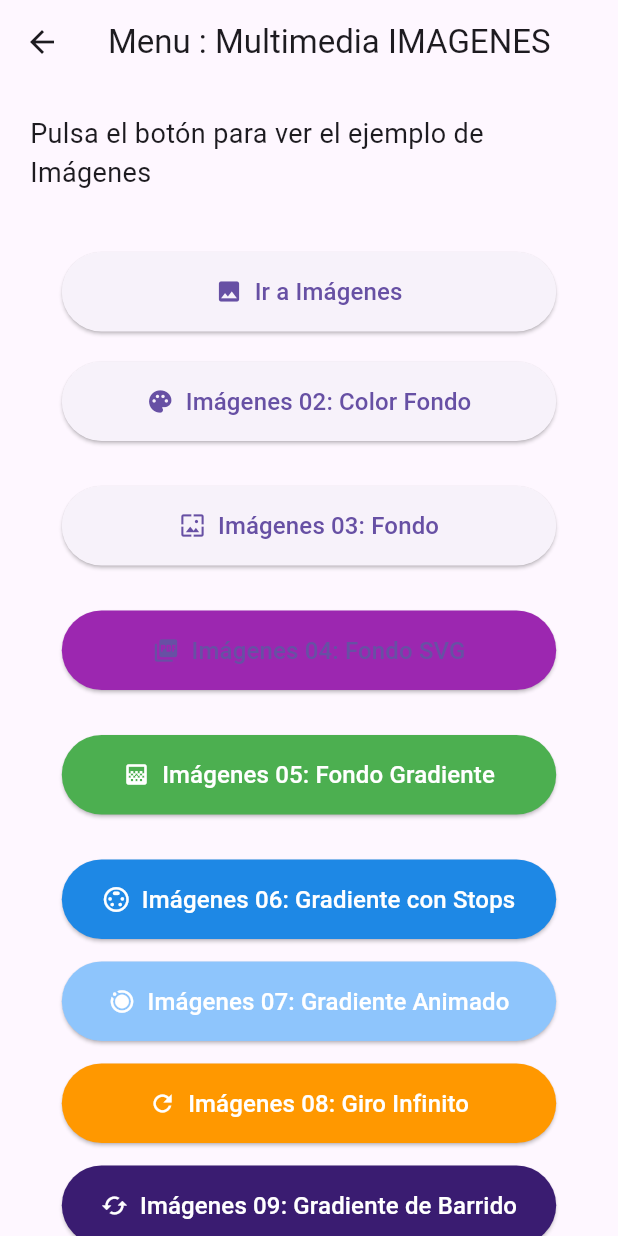
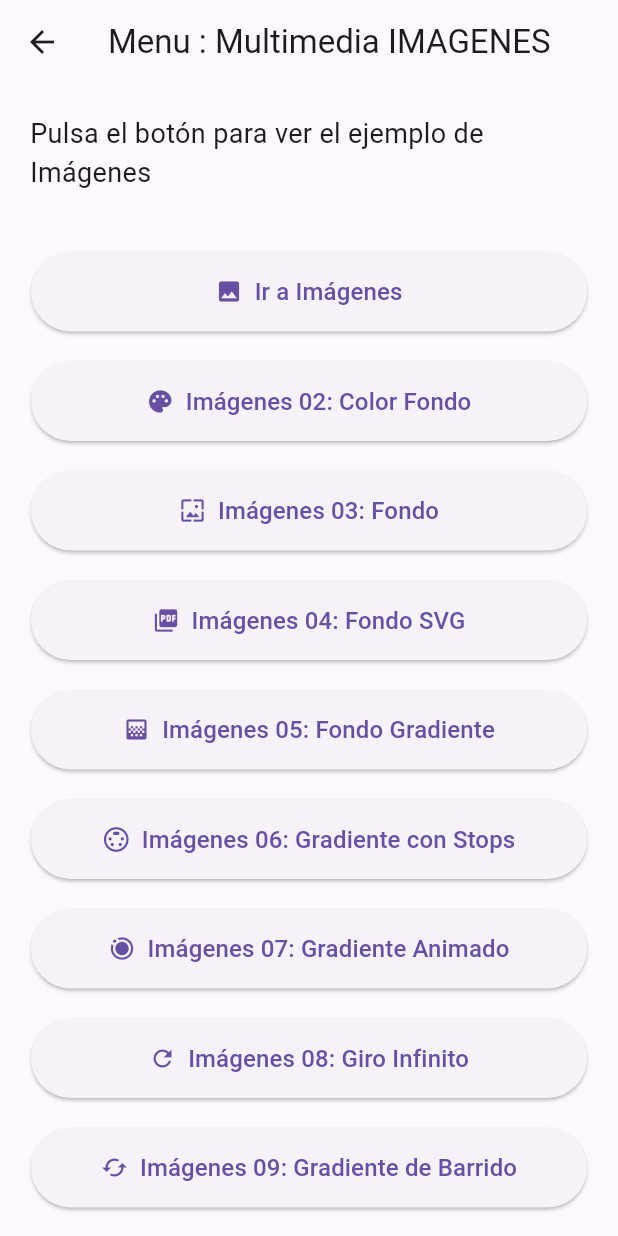
Before and after one commit to 66RAPTOR/multimedia01, a Flutter app: the HomeScreenImages screen opened directly, on a phone screen of 412 x 824 dp. Run offline on Flutter 3.47's test engine with Material 3 defaults, Android fonts, the phone set to English and light mode, and no system bars; our stand-ins replace flutter_svg.

Commit message:
Restructurar y modificar home_screen_images

```diff
--- a/lib/screen/ExampleImages/home_screen_images.dart
+++ b/lib/screen/ExampleImages/home_screen_images.dart
@@ -50,7 +50,7 @@ class HomeScreenImages extends StatelessWidget {
   Widget build(BuildContext context) {
     // Definimos el factor de ancho (80% de la pantalla)
     final double screenWidth = MediaQuery.of(context).size.width;
-    const double buttonWidthFactor = 0.8;
+    const double buttonWidthFactor = 0.9;
     final double buttonWidth = screenWidth * buttonWidthFactor;
 
     // Scaffold proporciona la estructura visual básica (AppBar, body, etc.).
@@ -105,7 +105,6 @@ class HomeScreenImages extends StatelessWidget {
                 ),
               ),
 
-
               //--------------------------------------------------------------------------------
               // Ir al widget de imágenes (ImageLoadingScreen02)
               //--------------------------------------------------------------------------------
@@ -135,11 +134,17 @@ class HomeScreenImages extends StatelessWidget {
                 ),
               ),
 
-              const SizedBox(height: 30), // Separador
+              //--------------------------------------------------------------------------------
+              // Ir al widget de imágenes (ImageLoadingScreen03)
+              //--------------------------------------------------------------------------------
+
+              // Espacio vertical para separar elementos.
+              const SizedBox(height: 20),
+
+              // --- NUEVO: Botón de Imágenes 03 (Fondo) ---
               SizedBox(
                 width: buttonWidth,
-                child: // --- NUEVO: Botón de Imágenes 03 (Fondo) ---
-                ElevatedButton.icon(
+                child: ElevatedButton.icon(
                   icon: const Icon(Icons.wallpaper),
                   label: const Text('Imágenes 03: Fondo', style: TextStyle(fontSize: 16)),
                   style: ElevatedButton.styleFrom(
@@ -152,21 +157,37 @@ class HomeScreenImages extends StatelessWidget {
                 ),
               ),
 
-              // ... después del Botón de Imágenes 03 ...
-              const SizedBox(height: 30), // Separador
+              //--------------------------------------------------------------------------------
+              // Ir al widget de imágenes (ImageLoadingScreen04)
+              //--------------------------------------------------------------------------------
+
+              // Espacio vertical para separar elementos.
+              const SizedBox(height: 20),
+
+              // --- NUEVO: Botón de Imágenes 04 ---
               SizedBox(
                 width: buttonWidth,
                 child: ElevatedButton.icon(
                   icon: const Icon(Icons.picture_as_pdf), // Un ícono que sugiera gráficos vectoriales
                   label: const Text('Imágenes 04: Fondo SVG', style: TextStyle(fontSize: 16)),
-                  style: ElevatedButton.styleFrom(padding: const EdgeInsets.symmetric(horizontal: 30, vertical: 15), backgroundColor: Colors.purple),
+                  style: ElevatedButton.styleFrom(
+                    padding: const EdgeInsets.symmetric(horizontal: 30, vertical: 15),
+                    //backgroundColor: Colors.purple
+                  ),
                   onPressed: () {
                     Navigator.push(context, MaterialPageRoute(builder: (context) => const ImageLoadingScreen04()));
                   },
                 ),
               ),
 
-              const SizedBox(height: 30), // Separador
+              //--------------------------------------------------------------------------------
+              // Ir al widget de imágenes (ImageLoadingScreen05)
+              //--------------------------------------------------------------------------------
+
+              // Espacio vertical para separar elementos.
+              const SizedBox(height: 20),
+
+              // --- NUEVO: Botón de Imágenes 05 (Fondo Gradiente) ---
               SizedBox(
                 width: buttonWidth, // Usamos el ancho adaptativo
                 child: ElevatedButton.icon(
@@ -174,8 +195,8 @@ class HomeScreenImages extends StatelessWidget {
                   label: const Text('Imágenes 05: Fondo Gradiente', style: TextStyle(fontSize: 16)),
                   style: ElevatedButton.styleFrom(
                     padding: const EdgeInsets.symmetric(vertical: 15),
-                    backgroundColor: const Color(0xFF4CAF50), // Color base del botón para que coincida o contraste.
-                    foregroundColor: Colors.white,
+                    //backgroundColor: const Color(0xFF4CAF50), // Color base del botón para que coincida o contraste.
+                    //foregroundColor: Colors.white,
                   ),
                   onPressed: () {
                     Navigator.push(context, MaterialPageRoute(builder: (context) => const ImageLoadingScreen05()));
@@ -183,7 +204,14 @@ class HomeScreenImages extends StatelessWidget {
                 ),
               ),
 
-              const SizedBox(height: 30), // Separador
+              //--------------------------------------------------------------------------------
+              // Ir al widget de imágenes (ImageLoadingScreen06)
+              //--------------------------------------------------------------------------------
+
+              // Espacio vertical para separar elementos.
+              const SizedBox(height: 20),
+
+              // --- NUEVO: Botón de Imágenes 06 (Gradiente con Stops) ---
               SizedBox(
                 width: buttonWidth, // Usamos el ancho adaptativo
                 child: ElevatedButton.icon(
@@ -191,8 +219,8 @@ class HomeScreenImages extends StatelessWidget {
                   label: const Text('Imágenes 06: Gradiente con Stops', style: TextStyle(fontSize: 16)),
                   style: ElevatedButton.styleFrom(
                     padding: const EdgeInsets.symmetric(vertical: 15),
-                    backgroundColor: const Color(0xFF1E88E5), // Color base del botón.
-                    foregroundColor: Colors.white,
+                    //backgroundColor: const Color(0xFF1E88E5), // Color base del botón.
+                    //foregroundColor: Colors.white,
                   ),
                   onPressed: () {
                     Navigator.push(context, MaterialPageRoute(builder: (context) => const ImageLoadingScreen06()));
@@ -200,9 +228,12 @@ class HomeScreenImages extends StatelessWidget {
                 ),
               ),
 
-              const SizedBox(height: 15),
+              //--------------------------------------------------------------------------------
+              // Ir al widget de imágenes (ImageLoadingScreen07)
+              //--------------------------------------------------------------------------------
 
-              // 💡 Importar la nueva pantalla (Asegúrate de importar ImageLoadingScreen07)
+              // Espacio vertical para separar elementos.
+              const SizedBox(height: 20),
 
               // --- NUEVO: Botón de Imágenes 07 (Gradiente Animado) ---
               SizedBox(
@@ -210,20 +241,19 @@ class HomeScreenImages extends StatelessWidget {
                 child: ElevatedButton.icon(
                   icon: const Icon(Icons.motion_photos_on), // Icono de animación
                   label: const Text('Imágenes 07: Gradiente Animado', style: TextStyle(fontSize: 16)),
-                  style: ElevatedButton.styleFrom(
-                    padding: const EdgeInsets.symmetric(vertical: 15),
-                    backgroundColor: const Color(0xFF8EC5FC), // Color base del botón.
-                    foregroundColor: Colors.white,
-                  ),
+                  style: ElevatedButton.styleFrom(padding: const EdgeInsets.symmetric(vertical: 15)),
                   onPressed: () {
                     Navigator.push(context, MaterialPageRoute(builder: (context) => const ImageLoadingScreen07()));
                   },
                 ),
               ),
 
-              const SizedBox(height: 15),
+              //--------------------------------------------------------------------------------
+              // Ir al widget de imágenes (ImageLoadingScreen08)
+              //--------------------------------------------------------------------------------
 
-              // 💡 Importar la nueva pantalla (Asegúrate de importar ImageLoadingScreen08)
+              // Espacio vertical para separar elementos.
+              const SizedBox(height: 20),
 
               // --- NUEVO: Botón de Imágenes 08 (Giro Infinito) ---
               SizedBox(
@@ -231,20 +261,19 @@ class HomeScreenImages extends StatelessWidget {
                 child: ElevatedButton.icon(
                   icon: const Icon(Icons.refresh),
                   label: const Text('Imágenes 08: Giro Infinito', style: TextStyle(fontSize: 16)),
-                  style: ElevatedButton.styleFrom(
-                    padding: const EdgeInsets.symmetric(vertical: 15),
-                    backgroundColor: Colors.orange, // Un color nuevo para diferenciar
-                    foregroundColor: Colors.white,
-                  ),
+                  style: ElevatedButton.styleFrom(padding: const EdgeInsets.symmetric(vertical: 15)),
                   onPressed: () {
                     Navigator.push(context, MaterialPageRoute(builder: (context) => const ImageLoadingScreen08()));
                   },
                 ),
               ),
 
-              const SizedBox(height: 15),
+              //--------------------------------------------------------------------------------
+              // Ir al widget de imágenes (ImageLoadingScreen09)
+              //--------------------------------------------------------------------------------
 
-              // 💡 Importar la nueva pantalla (Asegúrate de importar ImageLoadingScreen09)
+              // Espacio vertical para separar elementos.
+              const SizedBox(height: 20),
 
               // --- NUEVO: Botón de Imágenes 09 (Gradiente de Barrido 360°) ---
               SizedBox(
@@ -252,45 +281,32 @@ class HomeScreenImages extends StatelessWidget {
                 child: ElevatedButton.icon(
                   icon: const Icon(Icons.cached), // Ícono que sugiere rotación y caché
                   label: const Text('Imágenes 09: Gradiente de Barrido', style: TextStyle(fontSize: 16)),
-                  style: ElevatedButton.styleFrom(
-                    padding: const EdgeInsets.symmetric(vertical: 15),
-                    backgroundColor: const Color(0xFF3A1C71), // Morado oscuro
-                    foregroundColor: Colors.white,
-                  ),
+                  style: ElevatedButton.styleFrom(padding: const EdgeInsets.symmetric(vertical: 15)),
                   onPressed: () {
                     Navigator.push(context, MaterialPageRoute(builder: (context) => const ImageLoadingScreen09()));
                   },
                 ),
               ),
 
+              //--------------------------------------------------------------------------------
+              // Ir al widget de imágenes (ImageLoadingScreen10)
+              //--------------------------------------------------------------------------------
 
-              const SizedBox(height: 15),
+              // Espacio vertical para separar elementos.
+              const SizedBox(height: 20),
 
-// 💡 Importar la nueva pantalla (Asegúrate de importar ImageLoadingScreen10)
-
-// --- NUEVO: Botón de Imágenes 10 (Giro Constante) ---
+              // --- NUEVO: Botón de Imágenes 10 (Giro Constante) ---
               SizedBox(
                 width: buttonWidth, // Usamos el ancho adaptativo
                 child: ElevatedButton.icon(
                   icon: const Icon(Icons.star_half),
                   label: const Text('Imágenes 10: Giro Gradiente CONSTANTE', style: TextStyle(fontSize: 16)),
-                  style: ElevatedButton.styleFrom(
-                    padding: const EdgeInsets.symmetric(vertical: 15),
-                    backgroundColor: Colors.deepPurple,
-                    foregroundColor: Colors.white,
-                  ),
+                  style: ElevatedButton.styleFrom(padding: const EdgeInsets.symmetric(vertical: 15)),
                   onPressed: () {
-                    Navigator.push(
-                      context,
-                      MaterialPageRoute(
-                        builder: (context) => const ImageLoadingScreen10(),
-                      ),
-                    );
+                    Navigator.push(context, MaterialPageRoute(builder: (context) => const ImageLoadingScreen10()));
                   },
                 ),
               ),
-
-
             ],
           ),
         ),
```
Also changed, not shown: lib/screen/ExampleImages/image_loading_screen_10.dart (+4 -4 lines).
